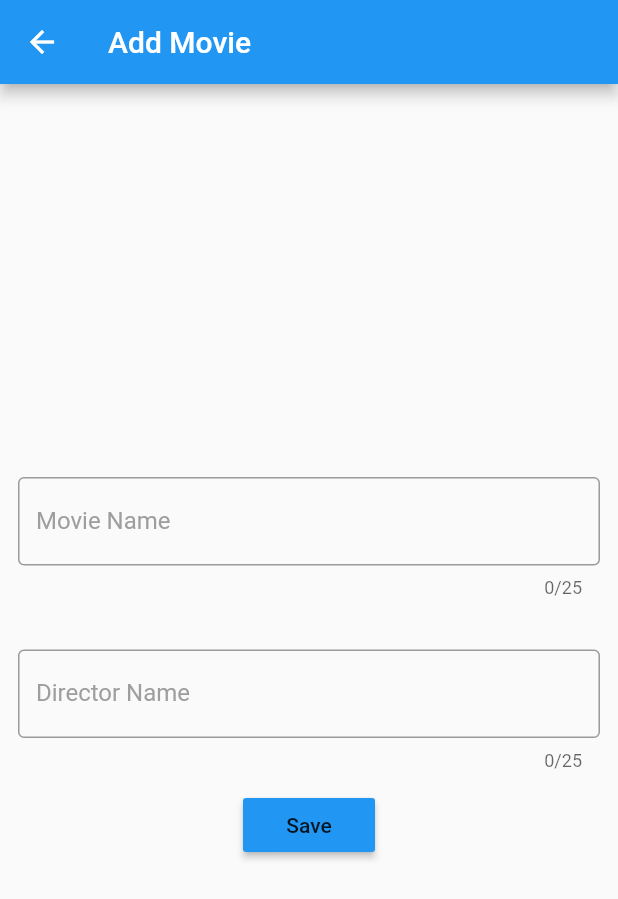
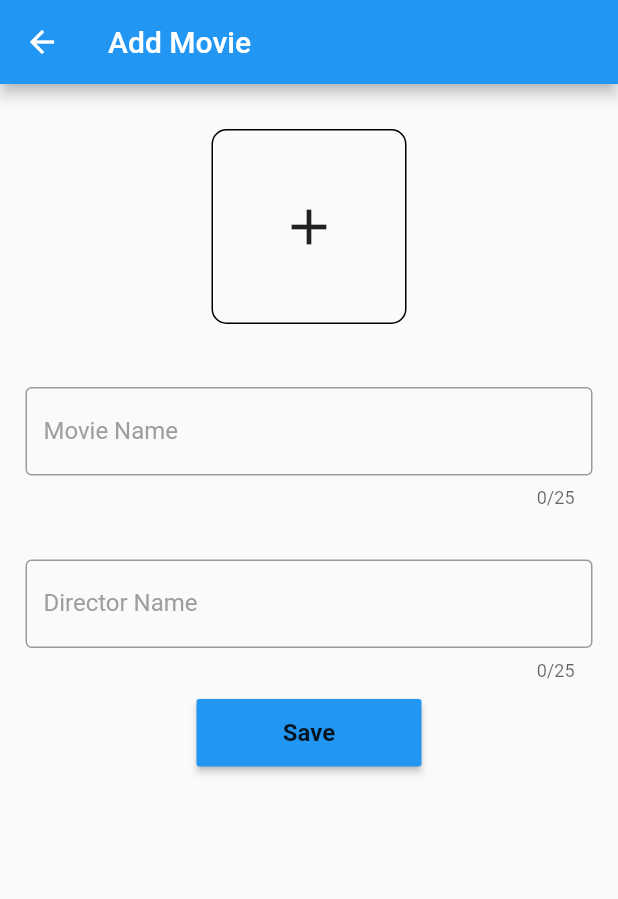
Before and after one commit to Basis-Vector/My-Favorite-Movie-App, a Flutter app: the MoviesListScreen screen opened by its route, after a tap on the "add" icon, on a phone screen of 412 x 824 dp. Shown: the top 899 px of the screen. Run offline on Flutter 3.47's test engine with Material 2 defaults, Android fonts, the phone set to English and light mode, and no system bars; our stand-ins replace equatable, flutter_bloc, hive, hive_flutter, image_picker; accounts and stored records are empty.

Commit message:
added poster feature

```diff
--- a/lib/main.dart
+++ b/lib/main.dart
@@ -54,7 +54,7 @@ class MyApp extends StatelessWidget {
                   value: _movieBloc,
                   child: EditMovieScreen(
                     index: args.index,
-                    movieCard: MovieCard(movieName: args.movieName, directorName: args.directorName),
+                    movieCard: MovieCard(movieName: args.movieName, directorName: args.directorName,moviePoster: args.moviePoster),
                     isNewMovie: args.isNewMovie,
                   ),
                 );
--- a/lib/models/movie_tile.dart
+++ b/lib/models/movie_tile.dart
@@ -8,6 +8,8 @@ class MovieCard extends HiveObject {
   String? movieName;
   @HiveField(1)
   String? directorName;
+  @HiveField(2)
+  String? moviePoster;
 
-  MovieCard({this.movieName, this.directorName});
+  MovieCard({this.movieName, this.directorName,this.moviePoster});
 }
--- a/lib/modules/movie/bloc/movies_list_event.dart
+++ b/lib/modules/movie/bloc/movies_list_event.dart
@@ -10,20 +10,26 @@ class MovieInitialEvent extends MoviesListEvent {}
 
 // add event
 class MovieAddEvent extends MoviesListEvent {
-  final String movieName, directorName;
+  final String movieName, directorName, moviePoster;
 
-  MovieAddEvent({required this.movieName, required this.directorName});
+  MovieAddEvent({
+    required this.movieName,
+    required this.directorName,
+    required this.moviePoster,
+  });
 }
 
 // edit event
 class MovieEditEvent extends MoviesListEvent {
-  final String movieName, directorName;
+  final String movieName, directorName, moviePoster;
   final int index;
 
-  MovieEditEvent(
-      {required this.movieName,
-      required this.directorName,
-      required this.index});
+  MovieEditEvent({
+    required this.movieName,
+    required this.directorName,
+    required this.index,
+    required this.moviePoster,
+  });
 }
 
 // delete event
--- a/lib/modules/movie/view/edit_movie_screen.dart
+++ b/lib/modules/movie/view/edit_movie_screen.dart
@@ -1,5 +1,8 @@
+import 'dart:convert';
+import 'dart:io' as Io;
 import 'package:flutter/material.dart';
 import 'package:flutter_bloc/flutter_bloc.dart';
+import 'package:image_picker/image_picker.dart';
 import 'package:movie_app/models/movie_tile.dart';
 import 'package:movie_app/modules/movie/bloc/movies_list_bloc.dart';
 import 'package:movie_app/modules/movie/bloc/movies_list_event.dart';
@@ -21,6 +24,9 @@ class EditMovieScreen extends StatefulWidget {
 }
 
 class _EditMovieScreenState extends State<EditMovieScreen> {
+  final ImagePicker _picker = ImagePicker();
+  var galleryFile;
+
   @override
   Widget build(BuildContext context) {
     String? movieName = widget.movieCard.movieName;
@@ -31,9 +37,67 @@ class _EditMovieScreenState extends State<EditMovieScreen> {
       appBar: AppBar(
         title: Text("Add Movie"),
       ),
-      body: Column(
-        mainAxisAlignment: MainAxisAlignment.center,
+      body: Padding(
+        padding: const EdgeInsets.only(top: 30.0, left: 5, right: 5),
+        child: SingleChildScrollView(
+          child: Column(
+            mainAxisAlignment: MainAxisAlignment.start,
             children: [
+              if (widget.movieCard.moviePoster!.isNotEmpty)
+                GestureDetector(
+                  onTap: () async {
+                    galleryFile =
+                        await _picker.pickImage(source: ImageSource.gallery);
+                    setState(() {
+                      if (galleryFile != null) {
+                        widget.movieCard.moviePoster = base64Encode(
+                            Io.File(galleryFile.path).readAsBytesSync());
+                      }
+                    });
+                  },
+                  child: Container(
+                    height: 130,
+                    width: 130,
+                    decoration: BoxDecoration(
+                        borderRadius: BorderRadius.circular(10),
+                        color: Colors.lightBlue),
+                    child: Image.memory(
+                      base64Decode(
+                        widget.movieCard.moviePoster ?? '',
+                      ),
+                      fit: BoxFit.fill,
+                      alignment: Alignment.center,
+                    ),
+                  ),
+                ),
+              if (widget.movieCard.moviePoster!.isEmpty)
+                GestureDetector(
+                  onTap: () async {
+                    galleryFile =
+                        await _picker.pickImage(source: ImageSource.gallery);
+                    setState(() {
+                      if (galleryFile != null) {
+                        widget.movieCard.moviePoster = base64Encode(
+                            Io.File(galleryFile.path).readAsBytesSync());
+                      }
+                    });
+                  },
+                  child: Container(
+                    height: 130,
+                    width: 130,
+                    decoration: BoxDecoration(
+                        borderRadius: BorderRadius.circular(10),
+                        border: Border.all(color: Colors.black)),
+                    child: Center(
+                        child: Icon(
+                      Icons.add,
+                      size: 40,
+                    )),
+                  ),
+                ),
+              SizedBox(
+                height: 30,
+              ),
               Padding(
                 padding: const EdgeInsets.all(12.0),
                 child: TextField(
@@ -44,6 +108,7 @@ class _EditMovieScreenState extends State<EditMovieScreen> {
                     border: OutlineInputBorder(),
                     labelText: 'Movie Name',
                   ),
+                  textCapitalization: TextCapitalization.words,
                 ),
               ),
               SizedBox(
@@ -59,29 +124,54 @@ class _EditMovieScreenState extends State<EditMovieScreen> {
                     border: OutlineInputBorder(),
                     labelText: 'Director Name',
                   ),
+                  textCapitalization: TextCapitalization.words,
                 ),
               ),
-          MaterialButton(
+              Container(
+                height: 45,
+                width: 150,
+                child: MaterialButton(
                   color: Colors.blue,
                   onPressed: () {
-              if (widget.isNewMovie??false) {
-                BlocProvider.of<MoviesListBloc>(context).add(MovieAddEvent(
+                    if (widget.movieCard.moviePoster!.isEmpty) {
+                      ScaffoldMessenger.of(context).showSnackBar(
+                          SnackBar(content: Text("Add The Movie Poster")));
+                    } else if (_movieNameController.text.trim().isEmpty) {
+                      ScaffoldMessenger.of(context).showSnackBar(
+                          SnackBar(content: Text("Enter Valid Movie Name")));
+                    } else if (_directorNameController.text.trim().isEmpty) {
+                      ScaffoldMessenger.of(context).showSnackBar(
+                          SnackBar(content: Text("Enter Valid Director Name")));
+                    } else {
+                      if (widget.isNewMovie ?? false) {
+                        BlocProvider.of<MoviesListBloc>(context)
+                            .add(MovieAddEvent(
                           movieName: _movieNameController.text,
                           directorName: _directorNameController.text,
+                          moviePoster: widget.movieCard.moviePoster ?? "",
                         ));
                         Navigator.pop(context);
                       } else {
-                BlocProvider.of<MoviesListBloc>(context).add(MovieEditEvent(
+                        BlocProvider.of<MoviesListBloc>(context)
+                            .add(MovieEditEvent(
                           movieName: _movieNameController.text,
                           directorName: _directorNameController.text,
                           index: widget.index ?? 0,
+                          moviePoster: widget.movieCard.moviePoster ?? "",
                         ));
                         Navigator.pop(context);
                       }
+                    }
                   },
-            child: Text("Save"),
+                  child: Text(
+                    "Save",
+                    style: TextStyle(fontWeight: FontWeight.bold, fontSize: 16),
+                  ),
+                ),
               )
             ],
+          ),
+        ),
       ),
     );
   }
--- a/lib/modules/movie/view/movies_list_screen.dart
+++ b/lib/modules/movie/view/movies_list_screen.dart
@@ -1,3 +1,5 @@
+import 'dart:convert';
+
 import 'package:flutter/material.dart';
 import 'package:flutter/widgets.dart';
 import 'package:flutter_bloc/flutter_bloc.dart';
@@ -64,6 +66,11 @@ class _MoviesListScreenState extends State<MoviesListScreen> {
                             decoration: BoxDecoration(
                                 borderRadius: BorderRadius.circular(10),
                                 color: Colors.lightBlue),
+                            child: Image.memory(
+                              base64Decode(list[index].moviePoster ?? ""),
+                              fit: BoxFit.fill,
+                              alignment: Alignment.center,
+                            ),
                           ),
                           Padding(
                             padding: const EdgeInsets.only(left: 10.0, top: 15),
@@ -106,11 +113,12 @@ class _MoviesListScreenState extends State<MoviesListScreen> {
                                       context,
                                       "/editMovieScreen",
                                       arguments: MovieTileArgument(
-                                        movieName: list[index].movieName,
-                                        directorName: list[index].directorName,
-                                        index: index,
-                                        isNewMovie: false,
-                                      ),
+                                          movieName: list[index].movieName,
+                                          directorName:
+                                              list[index].directorName,
+                                          index: index,
+                                          isNewMovie: false,
+                                          moviePoster: list[index].moviePoster),
                                     );
                                   },
                                 ),
@@ -166,7 +174,11 @@ class _MoviesListScreenState extends State<MoviesListScreen> {
             context,
             "/editMovieScreen",
             arguments: MovieTileArgument(
-                movieName: "", directorName: "", index: 0, isNewMovie: true),
+                movieName: "",
+                directorName: "",
+                index: 0,
+                isNewMovie: true,
+                moviePoster: ""),
           );
         },
         // }
@@ -179,6 +191,7 @@ class _MoviesListScreenState extends State<MoviesListScreen> {
 
 class MovieTileArgument {
   String? movieName;
+  String? moviePoster;
   bool? isNewMovie;
   String? directorName;
   int? index;
@@ -188,5 +201,6 @@ class MovieTileArgument {
     required this.directorName,
     required this.index,
     required this.isNewMovie,
+    required this.moviePoster,
   });
 }
--- a/lib/modules/splash/view/splash_screen.dart
+++ b/lib/modules/splash/view/splash_screen.dart
@@ -18,6 +18,7 @@ class _SplashScreenState extends State<SplashScreen> {
         child: GestureDetector(
           onTap: (){
             Navigator.pushNamed(context, "/movieListScreen");
+            //Navigator.pushNamed(context, "/movieListScreen");
           },
           child: Center(
             child: Text(
--- a/pubspec.yaml
+++ b/pubspec.yaml
@@ -33,6 +33,7 @@ dependencies:
   hive_flutter: ^1.1.0
   path_provider:
   equatable: ^2.0.0
+  image_picker: ^0.8.1
 dev_dependencies:
   flutter_test:
     sdk: flutter
```
Also changed, not shown: lib/modules/movie/bloc/movies_list_bloc.dart (+10 -7 lines), lib/models/movie_tile.g.dart, pubspec.lock. Lines whose indentation alone changed are shown as unchanged.
